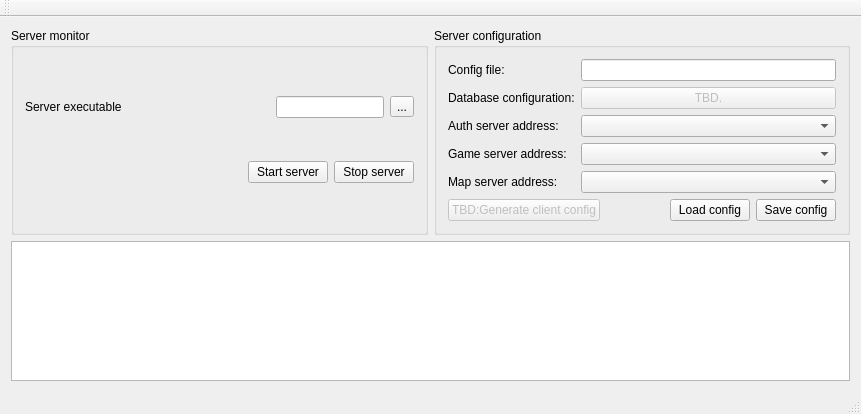
First picture: the form in Utilities/ServerMonitor/MainWindow.ui, repository Segs/Segs, before the edit.
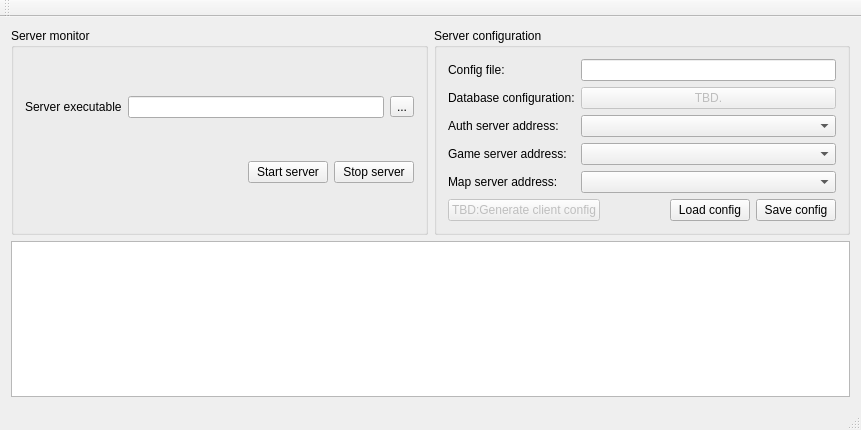
Second picture: the form after the edit.

Commit message: Bad widget was selected to expand to fill available space.

What changed in the file:
```diff
--- a/Utilities/ServerMonitor/MainWindow.ui
+++ b/Utilities/ServerMonitor/MainWindow.ui
@@ -7,7 +7,7 @@
     <x>0</x>
     <y>0</y>
     <width>861</width>
-    <height>414</height>
+    <height>430</height>
    </rect>
   </property>
   <property name="windowTitle">
@@ -27,7 +27,7 @@
         </property>
         <layout class="QVBoxLayout" name="verticalLayout_2" stretch="1,0">
          <item>
-          <layout class="QHBoxLayout" name="horizontalLayout_2" stretch="1,0,0">
+          <layout class="QHBoxLayout" name="horizontalLayout_2" stretch="0,1,0">
            <item>
             <widget class="QLabel" name="label_3">
              <property name="text">
```
